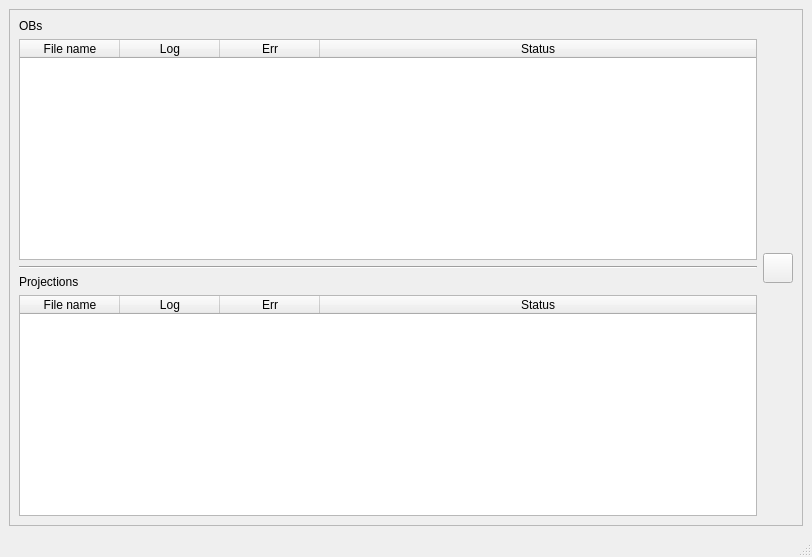
First picture: the form in src/asui/ui/monitor.ui, repository ornlneutronimaging/HyperCTui, before the edit.
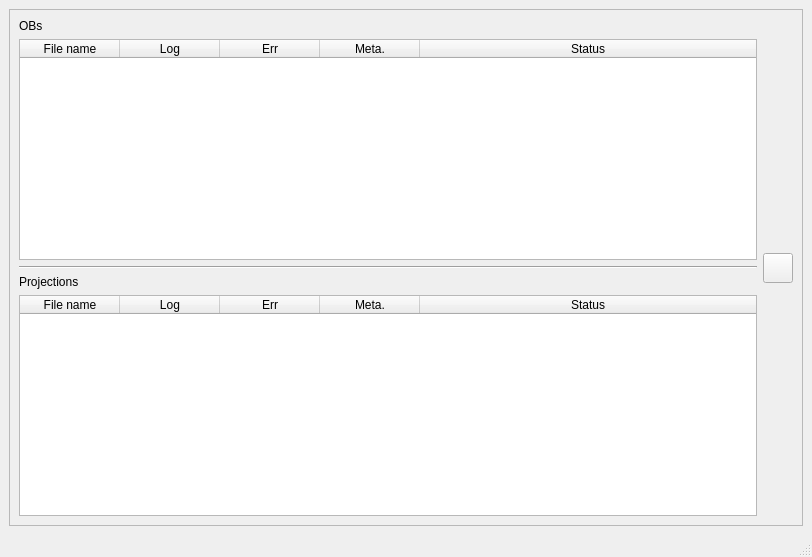
Second picture: the form after the edit.

The edit to the form file:
```diff
--- a/src/asui/ui/monitor.ui
+++ b/src/asui/ui/monitor.ui
@@ -65,6 +65,11 @@
              <string>Err</string>
             </property>
            </column>
+           <column>
+            <property name="text">
+             <string>Meta.</string>
+            </property>
+           </column>
            <column>
             <property name="text">
              <string>Status</string>
@@ -115,6 +120,11 @@
              <string>Err</string>
             </property>
            </column>
+           <column>
+            <property name="text">
+             <string>Meta.</string>
+            </property>
+           </column>
            <column>
             <property name="text">
              <string>Status</string>
```
